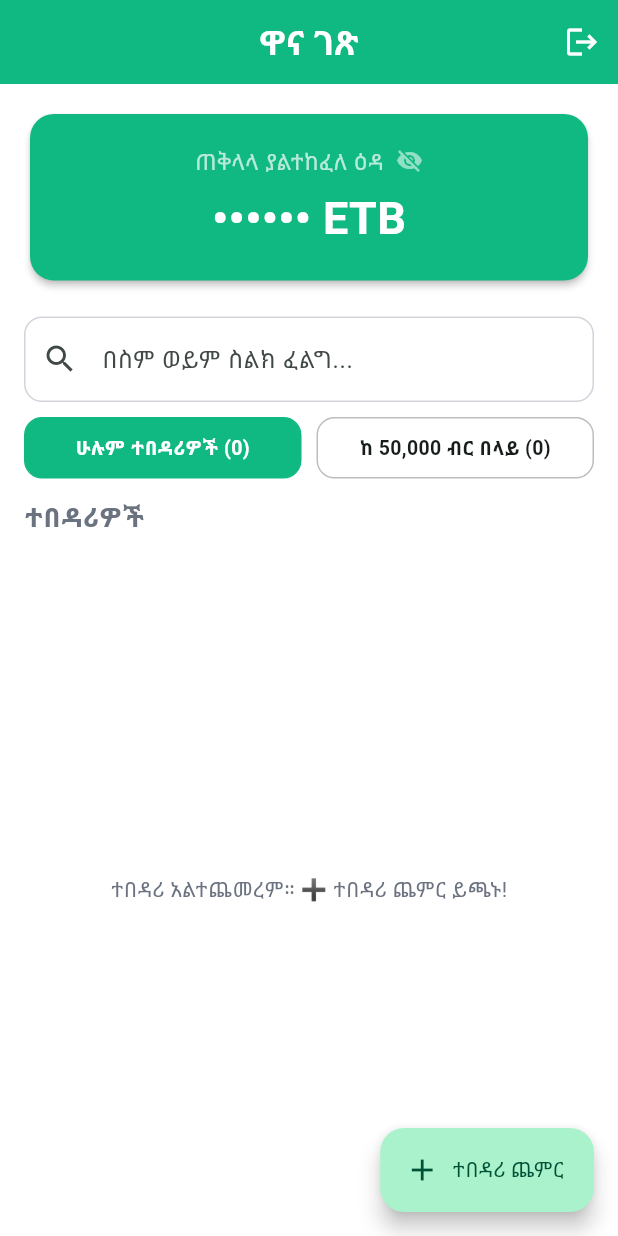
After one commit to halazYoha/debt-app, a Flutter app: the screen it shows once a user with an empty profile is signed in, after a tap on the "visibility" icon, on a phone screen of 412 x 824 dp. The commit adds this screen. Run offline on Flutter 3.47's test engine with Material 3 defaults, Android fonts, the phone set to English and light mode, and no system bars; our stand-ins replace cloud_firestore, connectivity_plus, firebase_auth, firebase_core, flutter_riverpod, go_router; accounts and stored records are empty.

Commit message:
feat(offline): complete offline support with connectivity banner

```diff
--- /dev/null
+++ b/lib/core/connectivity_provider.dart
@@ -0,0 +1,22 @@
+import 'package:connectivity_plus/connectivity_plus.dart';
+import 'package:flutter_riverpod/flutter_riverpod.dart';
+
+/// Emits `true` when the device has internet, `false` when offline.
+/// Uses connectivity_plus to watch real-time network changes.
+final connectivityProvider = StreamProvider<bool>((ref) {
+  final connectivity = Connectivity();
+
+  return connectivity.onConnectivityChanged.map((results) {
+    // onConnectivityChanged emits a List<ConnectivityResult>
+    return results.any((r) =>
+        r == ConnectivityResult.mobile ||
+        r == ConnectivityResult.wifi ||
+        r == ConnectivityResult.ethernet);
+  });
+});
+
+/// Snapshot of the current connectivity status (non-streaming helper).
+/// Returns true if online, false if offline or status unknown.
+bool isOnline(AsyncValue<bool> connectivityValue) {
+  return connectivityValue.value ?? true;
+}
--- /dev/null
+++ b/lib/core/offline_banner.dart
@@ -0,0 +1,178 @@
+import 'package:flutter/material.dart';
+import 'package:flutter_riverpod/flutter_riverpod.dart';
+import 'connectivity_provider.dart';
+
+/// A widget that wraps its [child] and inserts an animated offline banner
+/// at the top whenever the device loses internet connectivity.
+///
+/// Also shows a green "reconnected" snackbar once when coming back online.
+class OfflineAwareScaffoldBody extends ConsumerStatefulWidget {
+  final Widget child;
+
+  const OfflineAwareScaffoldBody({super.key, required this.child});
+
+  @override
+  ConsumerState<OfflineAwareScaffoldBody> createState() =>
+      _OfflineAwareScaffoldBodyState();
+}
+
+class _OfflineAwareScaffoldBodyState
+    extends ConsumerState<OfflineAwareScaffoldBody>
+    with SingleTickerProviderStateMixin {
+  late AnimationController _animCtrl;
+  late Animation<double> _slideAnimation;
+  bool? _lastOnlineState; // null = not yet determined
+
+  @override
+  void initState() {
+    super.initState();
+    _animCtrl = AnimationController(
+      vsync: this,
+      duration: const Duration(milliseconds: 350),
+    );
+    _slideAnimation = CurvedAnimation(
+      parent: _animCtrl,
+      curve: Curves.easeOutCubic,
+      reverseCurve: Curves.easeInCubic,
+    );
+  }
+
+  @override
+  void dispose() {
+    _animCtrl.dispose();
+    super.dispose();
+  }
+
+  void _handleConnectivityChange(bool isOnlineNow) {
+    if (_lastOnlineState == isOnlineNow) return; // no change, skip
+
+    if (!isOnlineNow) {
+      // Went offline — slide banner in
+      _animCtrl.forward();
+    } else if (_lastOnlineState == false) {
+      // Came back online — slide banner out, show snackbar
+      _animCtrl.reverse().then((_) {
+        if (mounted) {
+          ScaffoldMessenger.of(context).showSnackBar(
+            SnackBar(
+              content: const Row(
+                children: [
+                  Icon(Icons.cloud_done_outlined, color: Colors.white, size: 18),
+                  SizedBox(width: 8),
+                  Text('✅ ኔትወርኩ ተመለሰ — ውሂቡ ተመሳሰለ!'),
+                ],
+              ),
+              backgroundColor: const Color(0xFF10B981),
+              duration: const Duration(seconds: 3),
+              behavior: SnackBarBehavior.floating,
+              shape: RoundedRectangleBorder(
+                  borderRadius: BorderRadius.circular(10)),
+            ),
+          );
+        }
+      });
+    }
+
+    _lastOnlineState = isOnlineNow;
+  }
+
+  @override
+  Widget build(BuildContext context) {
+    final connectivityAsync = ref.watch(connectivityProvider);
+
+    connectivityAsync.whenData((online) {
+      WidgetsBinding.instance.addPostFrameCallback((_) {
+        if (mounted) _handleConnectivityChange(online);
+      });
+    });
+
+    return Column(
+      children: [
+        // ── Animated offline banner ─────────────────────────────────────
+        SizeTransition(
+          sizeFactor: _slideAnimation,
+          axisAlignment: -1.0,
+          child: _OfflineBanner(),
+        ),
+        // ── Main content ────────────────────────────────────────────────
+        Expanded(child: widget.child),
+      ],
+    );
+  }
+}
+
+/// The visual offline banner widget.
+class _OfflineBanner extends StatelessWidget {
+  @override
+  Widget build(BuildContext context) {
+    return Container(
+      width: double.infinity,
+      padding: const EdgeInsets.symmetric(horizontal: 16, vertical: 10),
+      decoration: BoxDecoration(
+        gradient: LinearGradient(
+          colors: [
+            Colors.orange.shade800,
+            Colors.amber.shade700,
+          ],
+          begin: Alignment.centerLeft,
+          end: Alignment.centerRight,
+        ),
+        boxShadow: [
+          BoxShadow(
+            color: Colors.orange.withValues(alpha: 0.3),
+            blurRadius: 8,
+            offset: const Offset(0, 3),
+          ),
+        ],
+      ),
+      child: SafeArea(
+        bottom: false,
+        child: Row(
+          children: [
+            const Icon(Icons.signal_wifi_connected_no_internet_4_rounded,
+                color: Colors.white, size: 20),
+            const SizedBox(width: 10),
+            const Expanded(
+              child: Column(
+                crossAxisAlignment: CrossAxisAlignment.start,
+                mainAxisSize: MainAxisSize.min,
+                children: [
+                  Text(
+                    'ኢንተርኔት ግንኙነት የለም',
+                    style: TextStyle(
+                      color: Colors.white,
+                      fontWeight: FontWeight.bold,
+                      fontSize: 13,
+                    ),
+                  ),
+                  Text(
+                    'ለውጦች ሲገናኙ በራስ-ሰር ይሰናዳሉ',
+                    style: TextStyle(
+                      color: Colors.white70,
+                      fontSize: 11,
+                    ),
+                  ),
+                ],
+              ),
+            ),
+            Container(
+              padding: const EdgeInsets.symmetric(horizontal: 8, vertical: 3),
+              decoration: BoxDecoration(
+                color: Colors.white.withValues(alpha: 0.2),
+                borderRadius: BorderRadius.circular(20),
+              ),
+              child: const Text(
+                'ከCache',
+                style: TextStyle(
+                  color: Colors.white,
+                  fontSize: 10,
+                  fontWeight: FontWeight.w600,
+                ),
+              ),
+            ),
+          ],
+        ),
+      ),
+    );
+  }
+}
--- a/lib/features/debt/presentation/debtor_detail_screen.dart
+++ b/lib/features/debt/presentation/debtor_detail_screen.dart
@@ -5,6 +5,7 @@ import '../../../core/app_error_mapper.dart';
 import '../../../core/ethiopian_date.dart';
 import '../../../core/ethiopian_date_picker.dart';
 import '../../../core/input_validators.dart';
+import '../../../core/offline_banner.dart';
 import '../domain/debtor.dart';
 import '../data/debt_repository.dart';
 
@@ -867,7 +868,8 @@ class _DebtorDetailScreenState extends ConsumerState<DebtorDetailScreen> {
           ),
         ],
       ),
-      body: SingleChildScrollView(
+      body: OfflineAwareScaffoldBody(
+        child: SingleChildScrollView(
         padding: const EdgeInsets.all(20),
         child: Column(
           crossAxisAlignment: CrossAxisAlignment.stretch,
@@ -1520,6 +1522,7 @@ class _DebtorDetailScreenState extends ConsumerState<DebtorDetailScreen> {
           ],
         ),
       ),
+      ),
     );
   }
 
--- a/lib/features/home/presentation/home_screen.dart
+++ b/lib/features/home/presentation/home_screen.dart
@@ -5,6 +5,7 @@ import 'package:url_launcher/url_launcher.dart';
 import '../../debt/data/debt_repository.dart';
 import '../../auth/data/auth_repository.dart';
 import '../../../core/ethiopian_date.dart';
+import '../../../core/offline_banner.dart';
 
 enum DebtorFilter { all, over50k }
 
@@ -92,7 +93,8 @@ class _HomeScreenState extends ConsumerState<HomeScreen> {
             return debtor.name.toLowerCase().contains(query) || debtor.phone.contains(query);
           }).toList();
 
-          return Column(
+          return OfflineAwareScaffoldBody(
+            child: Column(
             crossAxisAlignment: CrossAxisAlignment.start,
             children: [
               // ── Header Card ──────────────────────────────────────────────
@@ -496,6 +498,7 @@ class _HomeScreenState extends ConsumerState<HomeScreen> {
                               ),
               ),
             ],
+          ),
           );
         },
         loading: () => const Center(child: CircularProgressIndicator()),
--- a/lib/main.dart
+++ b/lib/main.dart
@@ -1,6 +1,7 @@
 import 'package:flutter/material.dart';
 import 'package:flutter_riverpod/flutter_riverpod.dart';
 import 'package:firebase_core/firebase_core.dart';
+import 'package:cloud_firestore/cloud_firestore.dart';
 import 'router/app_router.dart';
 import 'core/theme.dart';
 import 'firebase_options.dart';
@@ -12,9 +13,17 @@ void main() async {
     await Firebase.initializeApp(
       options: DefaultFirebaseOptions.currentPlatform,
     );
+
+    // Enable Firestore offline persistence — the app works without internet.
+    // All reads serve from local disk cache; writes are queued and auto-synced.
+    FirebaseFirestore.instance.settings = const Settings(
+      persistenceEnabled: true,
+      cacheSizeBytes: Settings.CACHE_SIZE_UNLIMITED,
+    );
   } catch (e) {
     debugPrint('Firebase init failed: $e');
   }
+
 
   runApp(const ProviderScope(child: DebtApp()));
 }
--- a/pubspec.yaml
+++ b/pubspec.yaml
@@ -20,6 +20,7 @@ dependencies:
   google_fonts: ^8.2.1
   intl: ^0.20.3
   url_launcher: ^6.3.2
+  connectivity_plus: ^6.1.1
 
 dev_dependencies:
   flutter_test:
```
Also changed, not shown: pubspec.lock, 3 other files.
